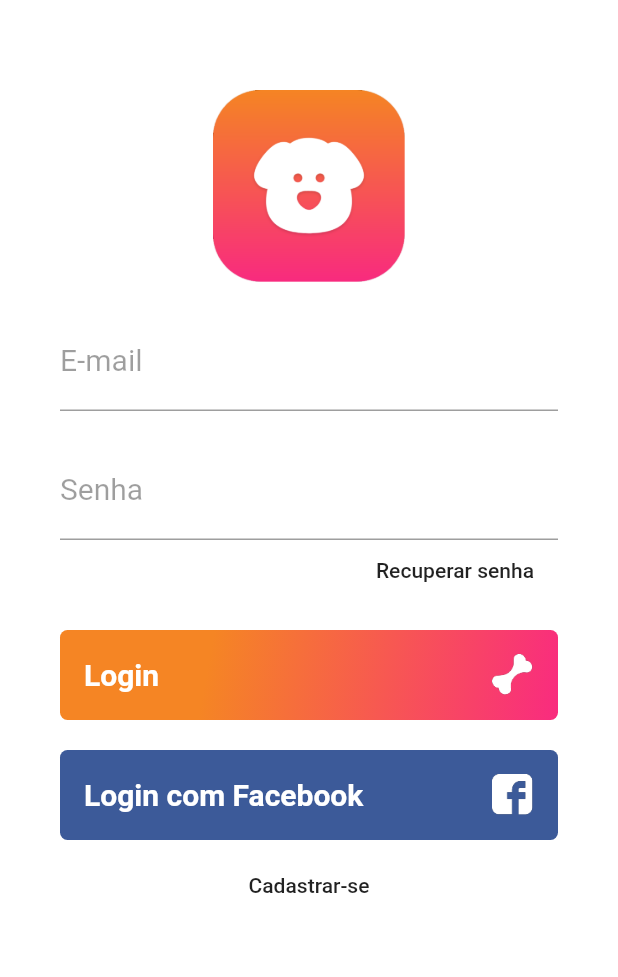
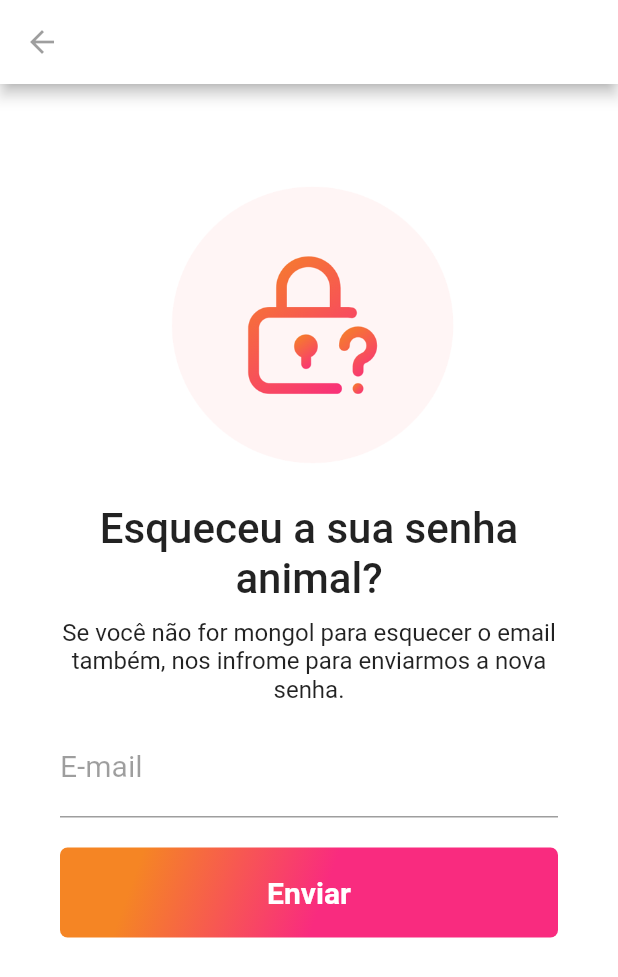
Before and after one commit to LuizRoberto18/TelaLogin, a Flutter app: the screen it shows after launch, after a tap on "Recuperar senha", on a phone screen of 412 x 824 dp. Shown: the top 977 px of the screen. Run offline on Flutter 3.47's test engine with Material 2 defaults, Android fonts, the phone set to English and light mode, and no system bars.

Commit message:
adicionando tela de recuperacao de senha

```diff
--- a/lib/pages/login_page.dart
+++ b/lib/pages/login_page.dart
@@ -1,3 +1,4 @@
+import 'package:exemplo_tela_login/pages/reset_password_page.dart';
 import 'package:flutter/material.dart';
 
 class LoginPage extends StatelessWidget {
@@ -64,7 +65,14 @@ class LoginPage extends StatelessWidget {
                   "Recuperar senha",
                   textAlign: TextAlign.right,
                 ),
-                onPressed: () {},
+                onPressed: () {
+                  Navigator.push(
+                    context,
+                    MaterialPageRoute(
+                      builder: (context) => ResetPasswordPage(),
+                    ),
+                  );
+                },
               ),
             ),
             SizedBox(
--- /dev/null
+++ b/lib/pages/reset_password_page.dart
@@ -0,0 +1,113 @@
+import 'package:flutter/material.dart';
+
+class ResetPasswordPage extends StatelessWidget {
+  const ResetPasswordPage({Key? key}) : super(key: key);
+
+  @override
+  Widget build(BuildContext context) {
+    return Scaffold(
+      //barra de navegação com icone para voltar
+      appBar: AppBar(
+        backgroundColor: Colors.white,
+        leading: IconButton(
+          icon: Icon(Icons.arrow_back),
+          color: Colors.black38,
+          onPressed: () => Navigator.pop(context, false),
+        ),
+      ),
+      //corpo da tela
+      body: Container(
+        padding: EdgeInsets.only(
+          top: 60,
+          left: 40,
+          right: 40,
+        ),
+        color: Colors.white,
+        child: ListView(
+          children: <Widget>[
+            SizedBox(
+              width: 200,
+              height: 200,
+              child: Image.asset("assets/reset-password-icon.png"),
+            ),
+            SizedBox(
+              height: 20,
+            ),
+            Text(
+              "Esqueceu a sua senha animal?",
+              style: TextStyle(
+                fontSize: 28,
+                fontWeight: FontWeight.w500,
+              ),
+              textAlign: TextAlign.center,
+            ),
+            SizedBox(
+              height: 10,
+            ),
+            Text(
+              "Se você não for mongol para esquecer o email também, nos infrome para enviarmos a nova senha.",
+              style: TextStyle(
+                fontSize: 16,
+                fontWeight: FontWeight.w400,
+              ),
+              textAlign: TextAlign.center,
+            ),
+            SizedBox(
+              height: 10,
+            ),
+            TextFormField(
+              keyboardType: TextInputType.emailAddress,
+              decoration: InputDecoration(
+                labelText: "E-mail",
+                labelStyle: TextStyle(
+                  color: Colors.black38,
+                  fontWeight: FontWeight.w400,
+                  fontSize: 20,
+                ),
+              ),
+              style: TextStyle(fontSize: 20),
+            ),
+            SizedBox(
+              height: 20,
+            ),
+            Container(
+              height: 60,
+              alignment: Alignment.centerLeft,
+              decoration: BoxDecoration(
+                gradient: LinearGradient(
+                  begin: Alignment.topLeft,
+                  end: Alignment.bottomCenter,
+                  stops: [0.3, 1],
+                  colors: [
+                    Color(0xFFF58524),
+                    Color(0XFFF92B7F),
+                  ],
+                ),
+                borderRadius: BorderRadius.all(
+                  Radius.circular(5),
+                ),
+              ),
+              child: SizedBox.expand(
+                child: FlatButton(
+                  child: Text(
+                    "Enviar",
+                    style: TextStyle(
+                      fontWeight: FontWeight.bold,
+                      color: Colors.white,
+                      fontSize: 20,
+                    ),
+                    textAlign: TextAlign.center,
+                  ),
+                  onPressed: () => {},
+                ),
+              ),
+            ),
+            SizedBox(
+              height: 20,
+            ),
+          ],
+        ),
+      ),
+    );
+  }
+}
```
